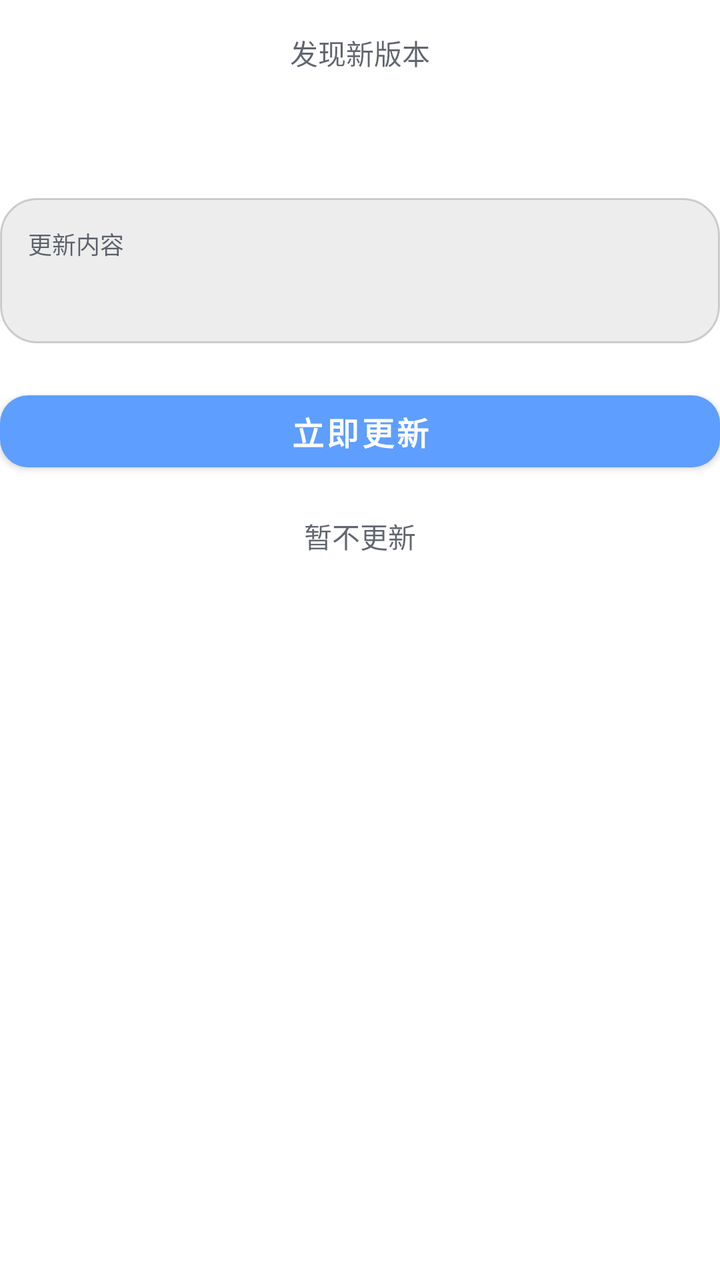
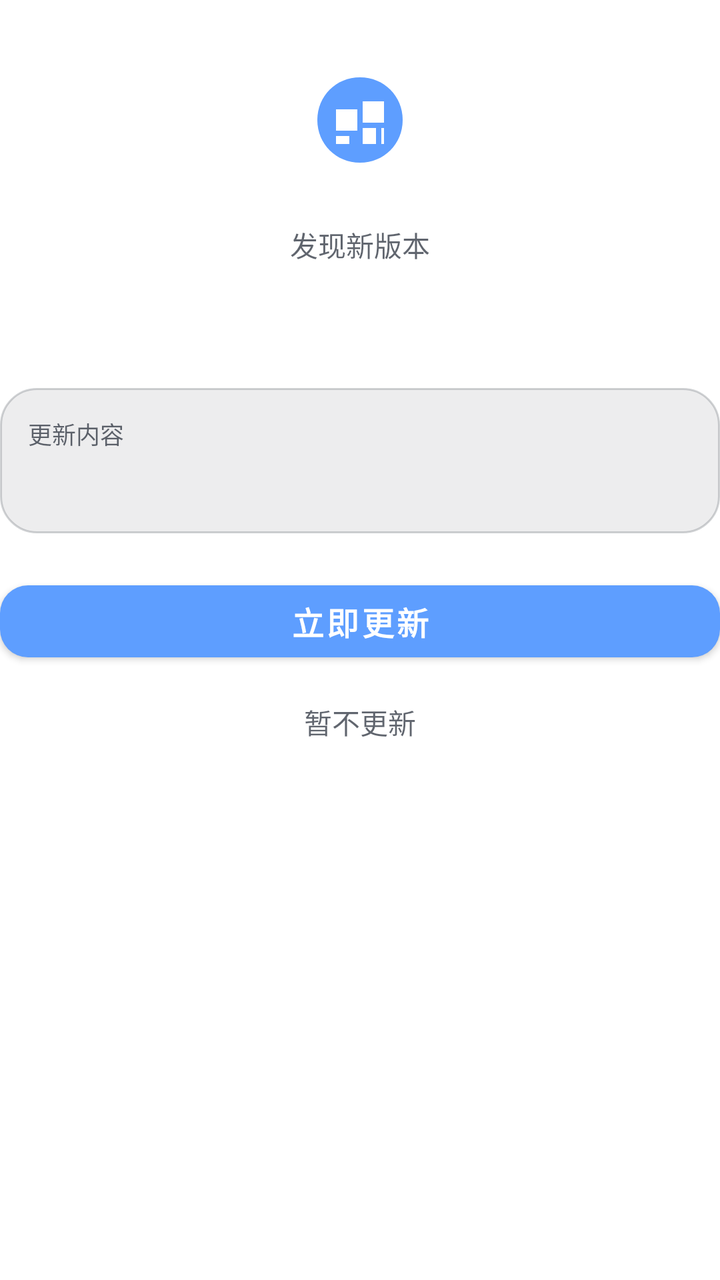

The first picture is an Android layout as it rendered before a commit; the second is the same layout after the commit. The layout source and the unified diff follow.
<!-- AndroidManifest.xml: application theme Theme.NasWidget -->
<!-- res/layout/dialog_update.xml -->
<?xml version="1.0" encoding="utf-8"?>
<LinearLayout xmlns:android="http://schemas.android.com/apk/res/android"
    xmlns:app="http://schemas.android.com/apk/res-auto"
    android:layout_width="match_parent"
    android:layout_height="wrap_content"
    android:orientation="vertical"
    android:paddingTop="16dp"
    android:paddingBottom="8dp">

    
    <TextView
        android:layout_width="match_parent"
        android:layout_height="wrap_content"
        android:gravity="center"
        android:text="发现新版本"
        android:textColor="@color/app_text_secondary"
        android:textSize="14sp" />

    
    <TextView
        android:id="@+id/tv_update_version"
        android:layout_width="match_parent"
        android:layout_height="wrap_content"
        android:layout_marginTop="4dp"
        android:gravity="center"
        android:textColor="@color/app_text_primary"
        android:textSize="30sp"
        android:textStyle="bold" />

    
    <LinearLayout
        android:layout_width="match_parent"
        android:layout_height="wrap_content"
        android:layout_marginTop="18dp"
        android:background="@drawable/update_notes_card"
        android:orientation="vertical"
        android:padding="14dp">

        <TextView
            android:layout_width="wrap_content"
            android:layout_height="wrap_content"
            android:text="更新内容"
            android:textColor="@color/app_text_secondary"
            android:textSize="12sp" />

        <TextView
            android:id="@+id/tv_update_notes"
            android:layout_width="match_parent"
            android:layout_height="wrap_content"
            android:layout_marginTop="8dp"
            android:lineSpacingExtra="7dp"
            android:textColor="@color/app_text_primary"
            android:textSize="14sp" />
    </LinearLayout>

    
    <ProgressBar
        android:id="@+id/pb_download"
        style="?android:attr/progressBarStyleHorizontal"
        android:layout_width="match_parent"
        android:layout_height="wrap_content"
        android:layout_marginTop="18dp"
        android:max="100"
        android:visibility="gone" />

    <TextView
        android:id="@+id/tv_download_progress"
        android:layout_width="match_parent"
        android:layout_height="wrap_content"
        android:layout_marginTop="6dp"
        android:gravity="center"
        android:textColor="@color/app_text_secondary"
        android:textSize="13sp"
        android:visibility="gone" />

    
    <Button
        android:id="@+id/btn_update_now"
        android:layout_width="match_parent"
        android:layout_height="48dp"
        android:layout_marginTop="20dp"
        android:text="立即更新"
        android:textColor="@android:color/white"
        android:textSize="16sp"
        android:textStyle="bold"
        app:backgroundTint="@color/app_primary"
        app:cornerRadius="14dp" />

    
    <TextView
        android:id="@+id/btn_update_later"
        android:layout_width="wrap_content"
        android:layout_height="wrap_content"
        android:layout_gravity="center_horizontal"
        android:layout_marginTop="8dp"
        android:padding="10dp"
        android:text="暂不更新"
        android:textColor="@color/app_text_secondary"
        android:textSize="14sp" />
</LinearLayout>
<!-- resources referenced by this layout -->
<resources>
  <color name="app_primary">#FF5E9EFF</color>
  <color name="app_text_primary">#FF1C2430</color>
  <color name="app_text_secondary">#B31C2430</color>
  <!-- drawable update_notes_card (drawable) -->
  <?xml version="1.0" encoding="utf-8"?>
  <shape xmlns:android="http://schemas.android.com/apk/res/android"
      android:shape="rectangle">
      <corners android:radius="18dp" />
      <solid android:color="@color/app_input_bg" />
      <stroke
          android:width="1dp"
          android:color="@color/app_card_border" />
  </shape>
  <style name="Theme.NasWidget" parent="Theme.MaterialComponents.DayNight.NoActionBar">
          <item name="colorPrimary">@color/app_primary</item>
          <item name="colorOnPrimary">@android:color/white</item>
          <item name="colorPrimaryVariant">@color/app_primary_variant</item>
          <item name="colorSecondary">@color/app_secondary</item>
          <item name="colorOnSecondary">@android:color/white</item>
          <item name="android:statusBarColor">@android:color/transparent</item>
          <item name="android:windowLightStatusBar">true</item>
          <item name="shapeAppearanceSmallComponent">@style/ShapeAppearance.NasWidget.Small</item>
          <item name="shapeAppearanceMediumComponent">@style/ShapeAppearance.NasWidget.Medium</item>
          <item name="shapeAppearanceLargeComponent">@style/ShapeAppearance.NasWidget.Large</item>
      </style>
  <color name="app_input_bg">#141C2430</color>
  <color name="app_card_border">#331C2430</color>
  <color name="app_primary_variant">#FF4A86E8</color>
  <color name="app_secondary">#FF58D68D</color>
  <style name="ShapeAppearance.NasWidget.Small" parent="ShapeAppearance.MaterialComponents.SmallComponent">
          <item name="cornerFamily">rounded</item>
          <item name="cornerSize">14dp</item>
      </style>
  <style name="ShapeAppearance.NasWidget.Medium" parent="ShapeAppearance.MaterialComponents.MediumComponent">
          <item name="cornerFamily">rounded</item>
          <item name="cornerSize">18dp</item>
      </style>
  <style name="ShapeAppearance.NasWidget.Large" parent="ShapeAppearance.MaterialComponents.LargeComponent">
          <item name="cornerFamily">rounded</item>
          <item name="cornerSize">22dp</item>
      </style>
</resources>

<!-- the commit's change to res/layout/dialog_update.xml (unified diff, before → after) -->
@@ -4,13 +4,22 @@
     android:layout_width="match_parent"
     android:layout_height="wrap_content"
     android:orientation="vertical"
-    android:paddingTop="16dp"
+    android:paddingTop="24dp"
     android:paddingBottom="8dp">
+
+    
+    <ImageView
+        android:layout_width="72dp"
+        android:layout_height="72dp"
+        android:layout_gravity="center_horizontal"
+        android:contentDescription="@string/app_name"
+        android:src="@drawable/ic_launcher" />
 
     
     <TextView
         android:layout_width="match_parent"
         android:layout_height="wrap_content"
+        android:layout_marginTop="16dp"
         android:gravity="center"
         android:text="发现新版本"
         android:textColor="@color/app_text_secondary"
@@ -23,15 +32,15 @@
         android:layout_height="wrap_content"
         android:layout_marginTop="4dp"
         android:gravity="center"
-        android:textColor="@color/app_text_primary"
-        android:textSize="30sp"
+        android:textColor="@color/app_primary"
+        android:textSize="28sp"
         android:textStyle="bold" />
 
     
     <LinearLayout
         android:layout_width="match_parent"
         android:layout_height="wrap_content"
-        android:layout_marginTop="18dp"
+        android:layout_marginTop="20dp"
         android:background="@drawable/update_notes_card"
         android:orientation="vertical"
         android:padding="14dp">
@@ -92,7 +101,7 @@
         android:layout_width="wrap_content"
         android:layout_height="wrap_content"
         android:layout_gravity="center_horizontal"
-        android:layout_marginTop="8dp"
+        android:layout_marginTop="6dp"
         android:padding="10dp"
         android:text="暂不更新"
         android:textColor="@color/app_text_secondary"
<!-- resource entries referenced after the edit -->
@@ -3,6 +3,32 @@
   <color name="app_primary">#FF5E9EFF</color>
   <color name="app_text_primary">#FF1C2430</color>
   <color name="app_text_secondary">#B31C2430</color>
+  <!-- drawable ic_launcher (drawable) -->
+  <?xml version="1.0" encoding="utf-8"?>
+  <vector xmlns:android="http://schemas.android.com/apk/res/android"
+      android:width="108dp"
+      android:height="108dp"
+      android:viewportWidth="108"
+      android:viewportHeight="108">
+      <path
+          android:fillColor="#FF5E9EFF"
+          android:pathData="M54,22 C36,22 22,36 22,54 C22,72 36,86 54,86 C72,86 86,72 86,54 C86,36 72,22 54,22 Z" />
+      <path
+          android:fillColor="#FFFFFFFF"
+          android:pathData="M36,46 L52,46 L52,62 L36,62 Z" />
+      <path
+          android:fillColor="#FFFFFFFF"
+          android:pathData="M56,40 L72,40 L72,56 L56,56 Z" />
+      <path
+          android:fillColor="#FFFFFFFF"
+          android:pathData="M36,66 L46,66 L46,72 L36,72 Z" />
+      <path
+          android:fillColor="#FFFFFFFF"
+          android:pathData="M56,60 L66,60 L66,72 L56,72 Z" />
+      <path
+          android:fillColor="#FFFFFFFF"
+          android:pathData="M70,60 L72,60 L72,72 L70,72 Z" />
+  </vector>
   <!-- drawable update_notes_card (drawable) -->
   <?xml version="1.0" encoding="utf-8"?>
   <shape xmlns:android="http://schemas.android.com/apk/res/android"
@@ -13,6 +39,7 @@
           android:width="1dp"
           android:color="@color/app_card_border" />
   </shape>
+  <string name="app_name">NAS 监控</string>
   <style name="Theme.NasWidget" parent="Theme.MaterialComponents.DayNight.NoActionBar">
           <item name="colorPrimary">@color/app_primary</item>
           <item name="colorOnPrimary">@android:color/white</item>
